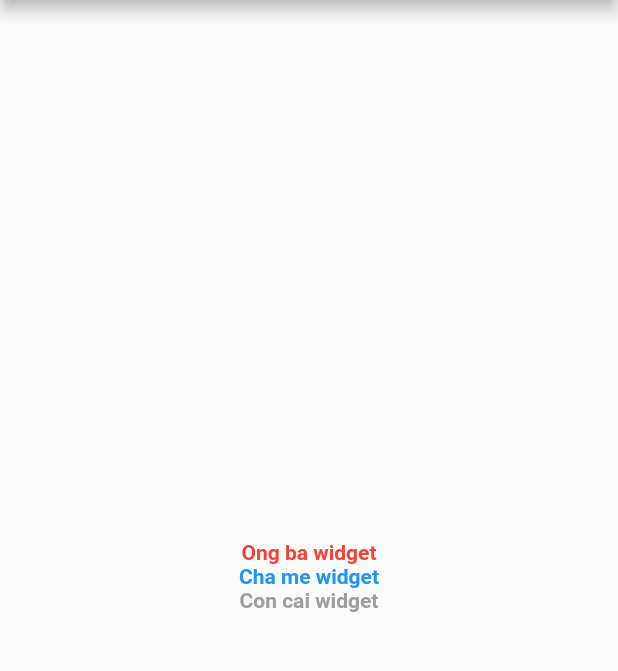
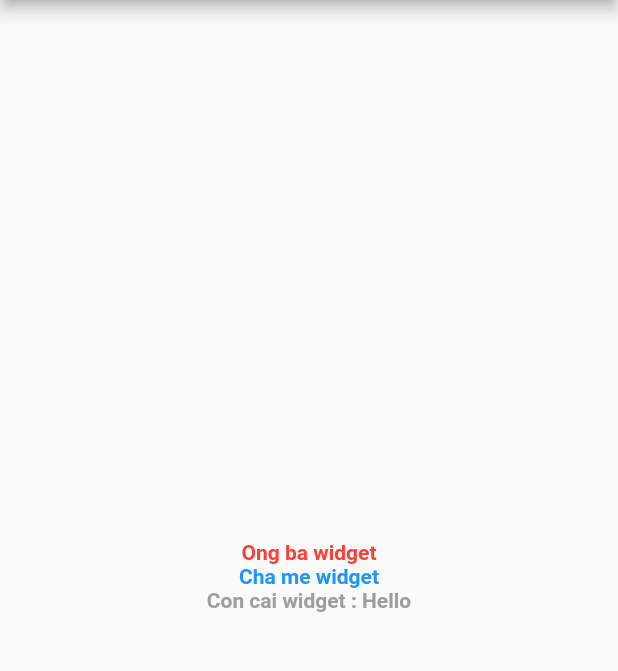
Before and after one commit to phamtanphat/flutter_provider19022022, a Flutter app: the screen it shows after launch, on a phone screen of 412 x 824 dp, the part 84-755 px from its top. Run offline on Flutter 3.47's test engine with Material 2 defaults, Android fonts, the phone set to English and light mode, and no system bars.

Commit message:
get data from context

```diff
--- a/lib/demo_inheritedwidget.dart
+++ b/lib/demo_inheritedwidget.dart
@@ -81,12 +81,13 @@ class Chame extends StatelessWidget {
 class Concai extends StatelessWidget {
   @override
   Widget build(BuildContext context) {
+    Ongba? ongba = context.findAncestorWidgetOfExactType();
     return Container(
       child:Column(
         mainAxisSize: MainAxisSize.max,
         mainAxisAlignment: MainAxisAlignment.center,
         children: [
-          Text("Con cai widget",
+          Text("Con cai widget : ${ongba?.data}",
               style: TextStyle(color: Colors.grey, fontWeight: FontWeight.bold)),
         ],
       ),
```
